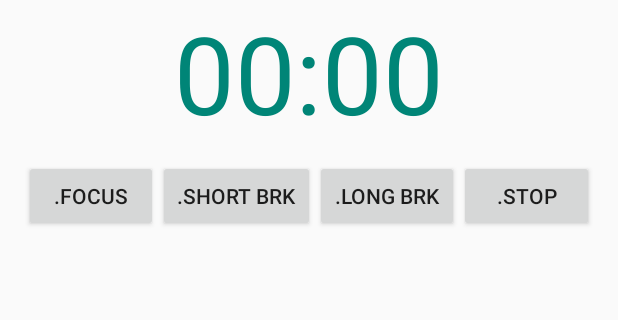
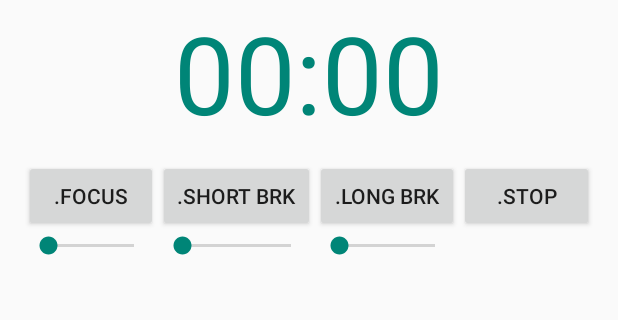
Before and after one commit to dimkas71/Moosti.com-mobile-port, an Android app: the screen it shows after launch (MainActivity), on a phone screen of 412 x 824 dp, the part 108-428 px from its top. Run offline under Robolectric (Android 15) with nearby library versions, the phone set to English and light mode, and no system bars.

Commit message:
MO-15: Attach sliders to the buttons(except stop) to choose time in minutes....

```diff
--- a/app/src/main/res/layout/activity_main.xml
+++ b/app/src/main/res/layout/activity_main.xml
@@ -43,29 +43,67 @@
         android:layout_below="@+id/space"
         >
 
+        <LinearLayout
+            android:layout_width="wrap_content"
+            android:layout_height="wrap_content"
+            android:layout_weight="1"
+            android:orientation="vertical">
+
             <Button
-            android:layout_width="wrap_content"
+                android:layout_width="match_parent"
                 android:layout_height="wrap_content"
                 android:text=".focus"
                 android:id="@+id/btn_focus"
-            android:layout_weight="1"
+                />
+            <SeekBar
+                android:id="@+id/seekBrFocus"
+                android:layout_width="match_parent"
+                android:layout_height="wrap_content"
                 />
 
+        </LinearLayout>
+
+        <LinearLayout
+            android:layout_width="wrap_content"
+            android:layout_height="wrap_content"
+            android:layout_weight="1"
+            android:orientation="vertical">
+
             <Button
-            android:layout_width="wrap_content"
+                android:layout_width="match_parent"
                 android:layout_height="wrap_content"
                 android:text=".short brk"
                 android:id="@+id/btn_short_break"
-            android:layout_weight="1"
                 />
 
+            <SeekBar
+                android:id="@+id/seekBrShortBreak"
+                android:layout_width="match_parent"
+                android:layout_height="wrap_content" />
+
+        </LinearLayout>
+
+        <LinearLayout
+            android:layout_width="wrap_content"
+            android:layout_height="wrap_content"
+            android:layout_weight="1"
+            android:orientation="vertical">
+
             <Button
-            android:layout_width="wrap_content"
+                android:layout_width="match_parent"
                 android:layout_height="wrap_content"
                 android:text=".long brk"
                 android:id="@+id/btn_long_break"
-            android:layout_weight="1"
                 />
+
+            <SeekBar
+                android:id="@+id/seekBrLongBreak"
+                android:layout_width="match_parent"
+                android:layout_height="wrap_content"
+              />
+
+        </LinearLayout>
+
 
         <Button
             android:layout_width="wrap_content"
```
Lines whose indentation alone changed are shown as unchanged.
